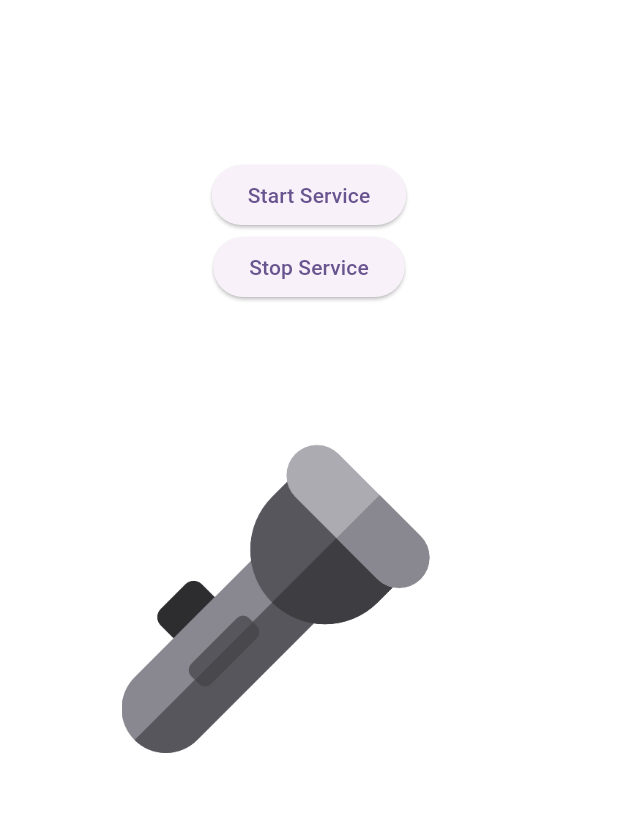
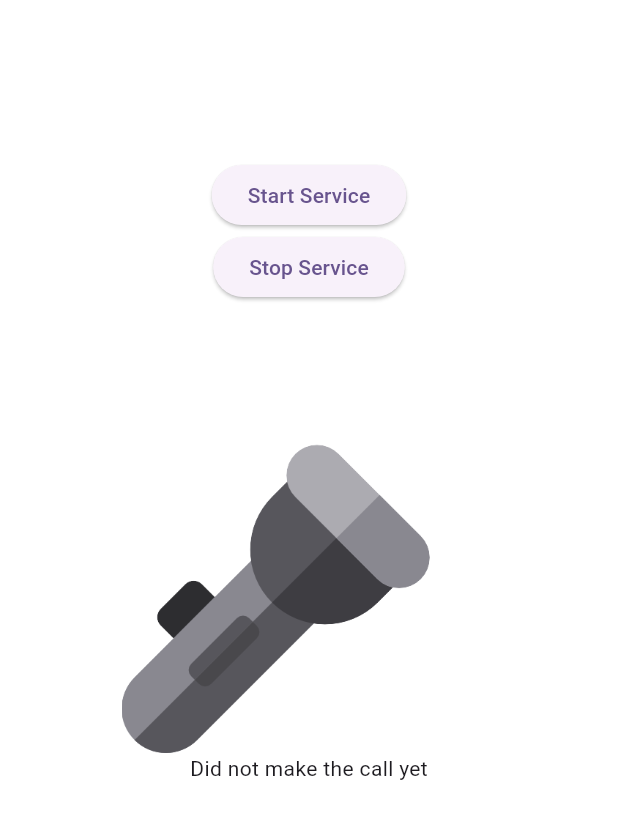
Before and after one commit to ZuxxLo/native_android_flashlight, a Flutter app: the screen it shows after launch, after a tap on "Start Service", on a phone screen of 412 x 824 dp. Shown: the top 819 px of the screen. Run offline on Flutter 3.47's test engine with Material 3 defaults, Android fonts, the phone set to English and light mode, and no system bars.

Commit message:
formatting kotlin code

```diff
--- a/lib/main.dart
+++ b/lib/main.dart
@@ -48,14 +48,14 @@ class ProximityWidget extends StatefulWidget {
 class _ProximityWidgetState extends State<ProximityWidget> {
   static const proxPlateform =
       MethodChannel("samples.flutter.dev/proximitysensor");
-  static const platform =   MethodChannel('example_service');
+  static const platform = MethodChannel('example_service');
   String _serverState = 'Did not make the call yet';
 
   late StreamSubscription _proximitySubscription;
   bool isNear = false;
   Future<void> _startService() async {
     try {
-      final result = await platform.invokeMethod('startExampleService');
+      final result = await platform.invokeMethod('StartService');
       setState(() {
         _serverState = result;
       });
@@ -66,7 +66,7 @@ class _ProximityWidgetState extends State<ProximityWidget> {
 
   Future<void> _stopService() async {
     try {
-      final result = await platform.invokeMethod('stopExampleService');
+      final result = await platform.invokeMethod('StopService');
       setState(() {
         _serverState = result;
       });
@@ -99,8 +99,7 @@ class _ProximityWidgetState extends State<ProximityWidget> {
         final bool result =
             await proxPlateform.invokeMethod('getisFlashlightState');
         yield result; // Yield the received proximity data
-        // await Future.delayed(Duration(seconds: 1)); // Delay between each check
-       }
+      }
     } on PlatformException catch (e) {
       print("Failed to get proximity data: '${e.message}'.");
       // Handle error
@@ -110,27 +109,24 @@ class _ProximityWidgetState extends State<ProximityWidget> {
   @override
   Widget build(BuildContext context) {
     return Scaffold(
-      backgroundColor: isNear ? Color.fromRGBO (58, 58, 58, 1) : Colors.white,
+      backgroundColor: isNear ? const Color.fromRGBO(58, 58, 58, 1) : Colors.white,
       appBar: AppBar(
-        backgroundColor: isNear ? Color.fromRGBO(97, 97, 97, 1) : Colors.white,
-       ),
+        backgroundColor: isNear ? const Color.fromRGBO(97, 97, 97, 1) : Colors.white,
+      ),
       body: Center(
         child: Column(
           mainAxisAlignment: MainAxisAlignment.start,
           children: [
-            SizedBox(height: 50),
-
+            const SizedBox(height: 50),
             ElevatedButton(
-              child: Text('Start Service'),
+              child: const Text('Start Service'),
               onPressed: _startService,
             ),
             ElevatedButton(
-              child: Text('Stop Service'),
+              child: const Text('Stop Service'),
               onPressed: _stopService,
             ),
-            SizedBox(height: 50),
-
-
+            const SizedBox(height: 50),
             Container(
               height: 250,
               width: 250,
@@ -138,8 +134,7 @@ class _ProximityWidgetState extends State<ProximityWidget> {
                   ? 'assets/flashlight_on.png'
                   : 'assets/flashlight_off.png'),
             ),
-
-            // Text(_serverState),
+            Text(_serverState),
           ],
         ),
       ),
```
Also changed, not shown: 2 other files.
